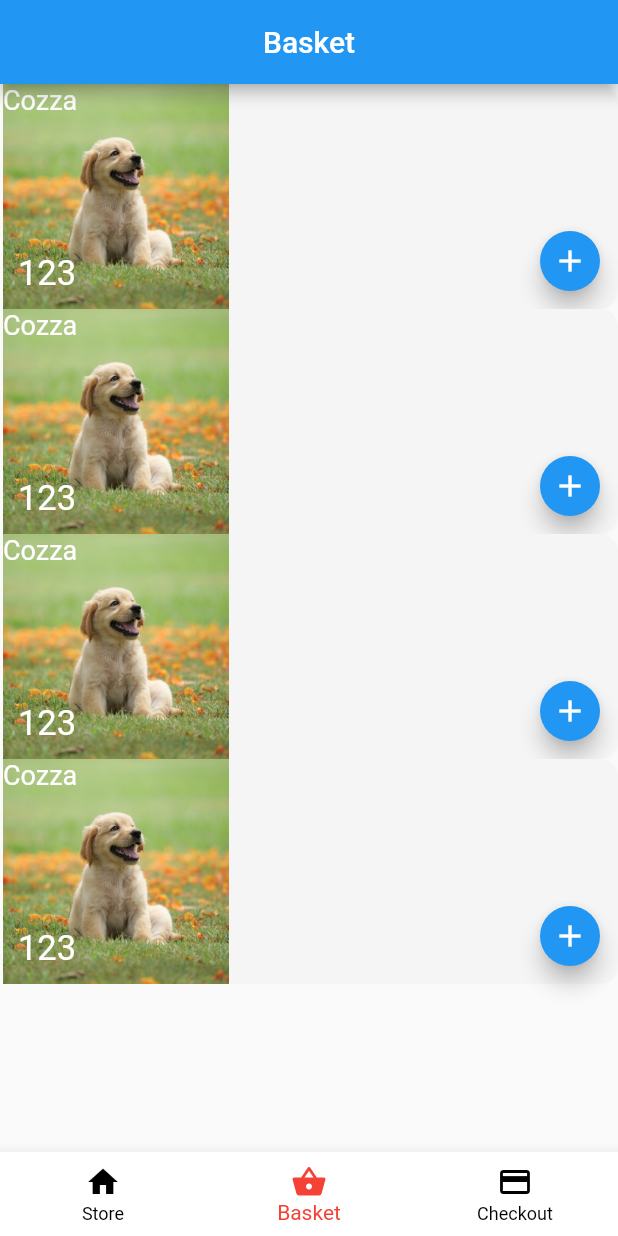
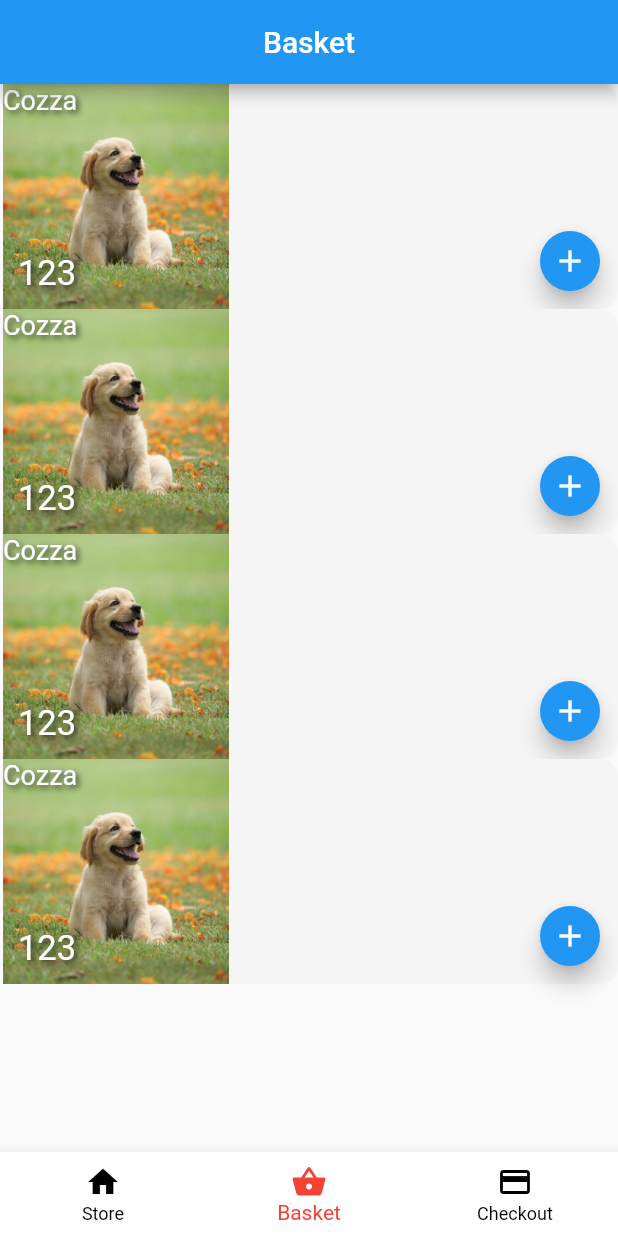
Before and after one commit to CoreyVM/FlutterSessionsSourceCode, a Flutter app: the screen it shows after launch, item 2 of the bottom bar chosen, on a phone screen of 412 x 824 dp. Run offline on Flutter 3.47's test engine with Material 2 defaults, Android fonts, the phone set to English and light mode, and no system bars.

Commit message:
Added drop shadows to text on Product Tiles

```diff
--- a/lib/components/producttile.dart
+++ b/lib/components/producttile.dart
@@ -32,11 +32,24 @@ class ProductTile extends StatelessWidget {
           Image.asset(product.imagePath,),
 
           //Descirption (Name)
-          Positioned(child: Text(product.name,style: TextStyle(color: Colors.white,fontSize: 18),),
+          Positioned(child: Text(product.name,style:
+          TextStyle(color: Colors.white,fontSize: 18,
+         shadows: <Shadow>[
+              Shadow(
+                color: Colors.black.withOpacity(0.8), // Shadow color and opacity
+                offset: Offset(2, 2), // Offset of the shadow
+                blurRadius: 5, // Spread of the shadow
+              ),
+         ])),
           top: 0,),
 
           //Price
-          Positioned(child: Text(product.price,style: TextStyle(color: Colors.white,fontSize: 23),),
+          Positioned(child: Text(product.price,style: TextStyle(color: Colors.white,fontSize: 23,shadows: <Shadow>[
+              Shadow(
+                color: Colors.black.withOpacity(0.8), // Shadow color and opacity
+                offset: Offset(2, 2), // Offset of the shadow
+                blurRadius: 5, // Spread of the shadow
+              ),]),),
           bottom: 10,
           left: 10),
 
--- a/lib/products.dart
+++ b/lib/products.dart
@@ -4,8 +4,8 @@ import "product.dart";
 List<Product> GetProductList(){
    List<Product> products = [
      Product(name: "Golden Labrador", price: "£240", imagePath: "lib/assets/images/dog.jpg", description: "The Golden Labrador is a large friendly dog, full of energy, and always wanting to be part of the action. Highly intelligent, they are easier than most dogs to train as they are so willing to please. They enjoy being inside with the family and will be devoted to you. While alert enough to be a good watchdog, the instinct to befriend everyone rules them out for this express purpose"),
-    Product(name: "Big Huel", price: "£220", imagePath: "lib/assets/images/money.jpeg", description: "It's all about the money - Ghandi"),
-      Product(name: "Doge", price: "£0.99p", imagePath: "lib/assets/images/doge.jpg", description: "Bit cringe but that is what i am"),
+     Product(name: "Big Huel", price: "£220", imagePath: "lib/assets/images/money.jpeg", description: "It's all about the money - Ghandi"),
+     Product(name: "Doge", price: "£0.99p", imagePath: "lib/assets/images/doge.jpg", description: "Bit cringe but that is what i am"),
      Product(name: "Tesco Trolley", price: "£999.99", imagePath: "lib/assets/images/basket.jpg", description: "Doing lines and doing nines"),
    ];
 
```
